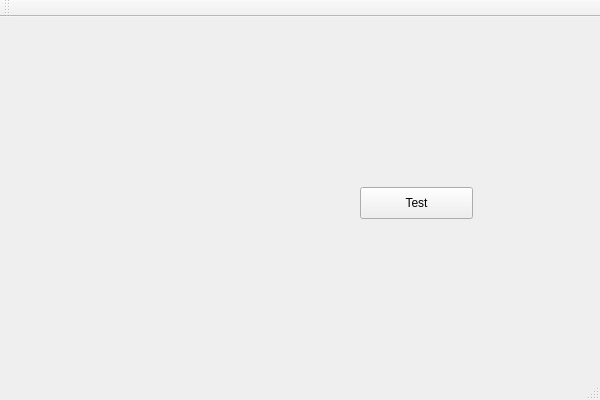
Qt form browserwindow.ui (Arelius/Spyro-Server-Browser) before a commit.
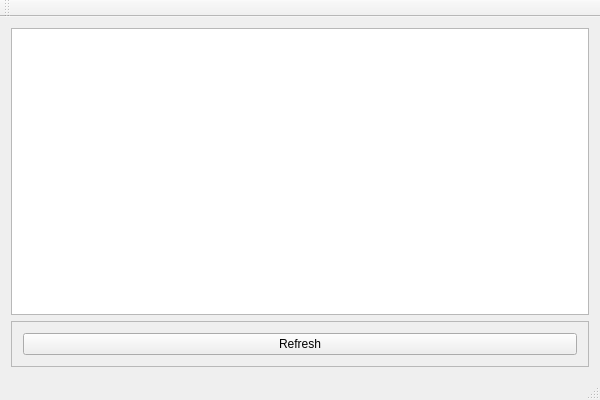
The same form after that commit.

Commit message:
Added Table display support.
* Added table and minimal layout to .ui.
* Implemented ServerTableModel class to handle the table data.
* Setup signals to route Server add to the ServerTableAdd.

Patch:
```diff
--- a/browserwindow.ui
+++ b/browserwindow.ui
@@ -14,19 +14,30 @@
    <string>BrowserWindow</string>
   </property>
   <widget class="QWidget" name="centralWidget">
-   <widget class="QPushButton" name="pushButton">
-    <property name="geometry">
-     <rect>
-      <x>360</x>
-      <y>170</y>
-      <width>113</width>
-      <height>32</height>
-     </rect>
-    </property>
-    <property name="text">
-     <string>Test</string>
-    </property>
-   </widget>
+   <layout class="QVBoxLayout" name="verticalLayout">
+    <item>
+     <widget class="QTableView" name="serverView"/>
+    </item>
+    <item>
+     <widget class="QFrame" name="frame">
+      <property name="frameShape">
+       <enum>QFrame::StyledPanel</enum>
+      </property>
+      <property name="frameShadow">
+       <enum>QFrame::Raised</enum>
+      </property>
+      <layout class="QHBoxLayout" name="horizontalLayout">
+       <item>
+        <widget class="QPushButton" name="RefreshButton">
+         <property name="text">
+          <string>Refresh</string>
+         </property>
+        </widget>
+       </item>
+      </layout>
+     </widget>
+    </item>
+   </layout>
   </widget>
   <widget class="QMenuBar" name="menuBar">
    <property name="geometry">
```
Left out of the diff: 14 changed lines with no effect on the pictures. The commit also changes 5 other files.
